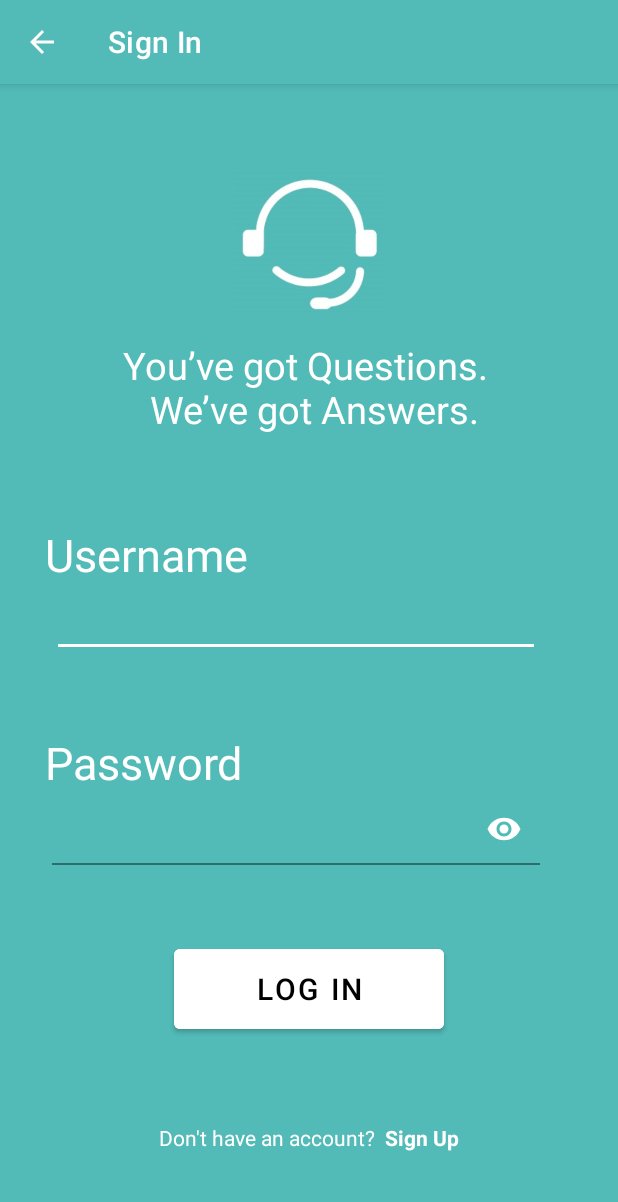
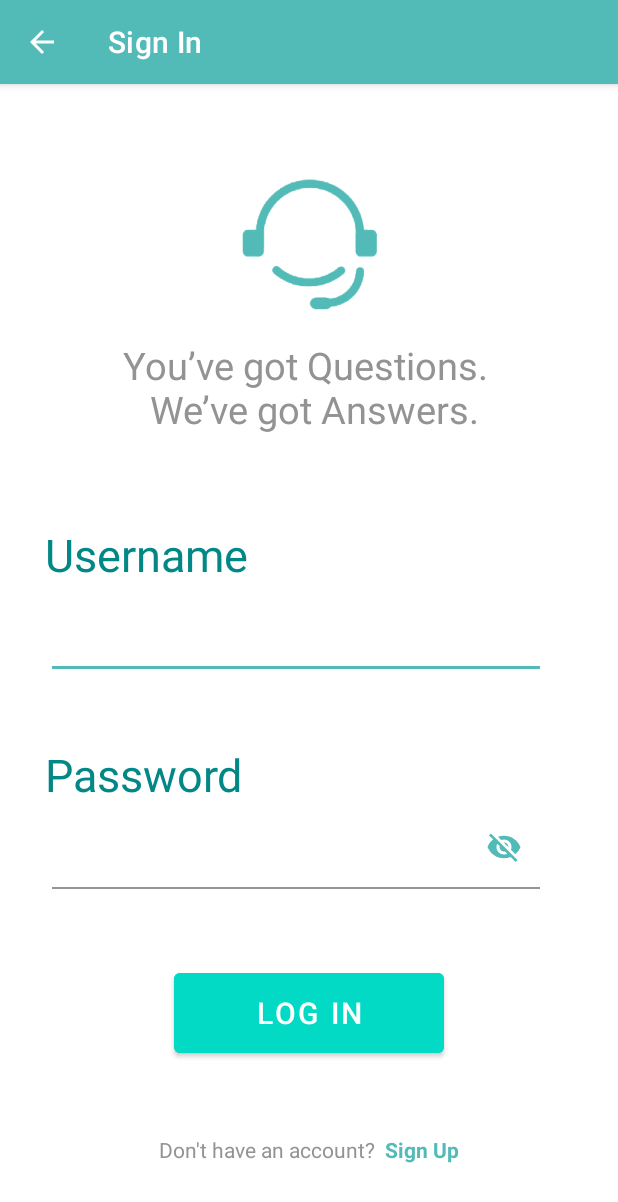
Before and after one commit to michaelchen27/UseIt, an Android app: the SignInActivity screen opened directly, with no data from a screen before it, on a phone screen of 412 x 824 dp. Shown: the top 1202 px of the screen. Run offline under Robolectric (Android 15) with nearby library versions, the phone set to English and light mode, and no system bars.

Commit message:
login page username edit text modified

```diff
--- a/app/src/main/java/umn/useit/SignInActivity.java
+++ b/app/src/main/java/umn/useit/SignInActivity.java
@@ -10,6 +10,8 @@ import android.widget.ProgressBar;
 import android.widget.TextView;
 
 import androidx.appcompat.app.AppCompatActivity;
+
+import com.google.android.material.textfield.TextInputEditText;
 
 import java.util.Objects;
 
--- a/app/src/main/res/layout/activity_main.xml
+++ b/app/src/main/res/layout/activity_main.xml
@@ -9,8 +9,8 @@
 
     <ImageView
         android:id="@+id/logo"
-        android:layout_width="180dp"
-        android:layout_height="180dp"
+        android:layout_width="120dp"
+        android:layout_height="120dp"
         android:src="@drawable/logo"
         app:layout_constraintBottom_toBottomOf="parent"
         app:layout_constraintHorizontal_bias="0.497"
--- a/app/src/main/res/layout/activity_signin.xml
+++ b/app/src/main/res/layout/activity_signin.xml
@@ -4,14 +4,14 @@
     xmlns:app="http://schemas.android.com/apk/res-auto"
     android:layout_width="match_parent"
     android:layout_height="match_parent"
-    android:background="@color/teal">
+    android:background="@color/white">
 
 
     <ImageView
         android:id="@+id/logo"
         android:layout_width="100dp"
         android:layout_height="130dp"
-        android:src="@drawable/logo"
+        android:src="@drawable/logo_invert"
         app:layout_constraintLeft_toLeftOf="parent"
         app:layout_constraintRight_toRightOf="parent"
         app:layout_constraintTop_toTopOf="parent"
@@ -27,7 +27,7 @@
         app:layout_constraintTop_toBottomOf="@id/logo"
         android:text="You’ve got Questions. \n We’ve got Answers."
         android:textSize="25dp"
-        android:textColor="@color/white"
+        android:textColor="@color/light_grey"
         android:gravity="center"/>
 
     <TextView
@@ -48,22 +48,28 @@
         app:layout_constraintLeft_toLeftOf="parent" android:layout_marginStart="30dp"
         app:layout_constraintTop_toBottomOf="@id/errormsg" android:layout_marginTop="20dp"
         android:text="Username"
-        android:textColor="@color/white"
+        android:textColor="@color/teal_700"
         android:textSize="30sp"
         android:labelFor="@id/username"/>
 
-    <EditText
+
+    <com.google.android.material.textfield.TextInputLayout
         android:id="@+id/username"
         android:layout_width="325dp"
         android:layout_height="wrap_content"
         app:layout_constraintLeft_toLeftOf="parent"
-        app:layout_constraintRight_toRightOf="parent" android:layout_marginEnd="17dp"
+        app:layout_constraintRight_toRightOf="parent"
         app:layout_constraintTop_toBottomOf="@id/username_label"
-        android:textColor="@color/white"
+        android:layout_marginEnd="17dp"
+        android:textColor="@color/black"
         android:textSize="20sp"
-        android:inputType="text"
-        android:autofillHints="username"
-        android:theme="@style/EditTextTheme"/>
+        app:boxBackgroundColor="@color/transparent"
+        app:boxStrokeColor="@color/teal">
+
+        <com.google.android.material.textfield.TextInputEditText
+            android:layout_width="match_parent"
+            android:layout_height="wrap_content" />
+    </com.google.android.material.textfield.TextInputLayout>
 
     <TextView
         android:id="@+id/password_label"
@@ -72,47 +78,41 @@
         app:layout_constraintLeft_toLeftOf="parent" android:layout_marginStart="30dp"
         app:layout_constraintTop_toBottomOf="@id/username" android:layout_marginTop="50dp"
         android:text="Password"
-        android:textColor="@color/white"
+        android:textColor="@color/teal_700"
         android:textSize="30sp"
         android:labelFor="@id/password"/>
 
     <com.google.android.material.textfield.TextInputLayout
-        android:id="@+id/password2"
+        android:id="@+id/password"
         android:layout_width="325dp"
         android:layout_height="wrap_content"
         app:layout_constraintLeft_toLeftOf="parent"
         app:layout_constraintRight_toRightOf="parent"
         app:layout_constraintTop_toBottomOf="@id/password_label"
         android:layout_marginEnd="17dp"
+        android:textColor="@color/black"
+        android:textSize="20sp"
+        app:boxBackgroundColor="@color/transparent"
+        app:boxStrokeColor="@color/teal"
         app:passwordToggleEnabled="true"
-        app:passwordToggleTint="@color/white"
-        app:boxStrokeColor="@color/white">
+        app:passwordToggleTint="@color/teal"
+        android:inputType="textPassword">
 
-        <EditText
-            android:id="@+id/password"
-            android:layout_width="325dp"
-            android:layout_height="wrap_content"
-            app:layout_constraintLeft_toLeftOf="parent"
-            app:layout_constraintRight_toRightOf="parent" android:layout_marginEnd="17dp"
-            app:layout_constraintTop_toBottomOf="@id/password_label"
-            android:textColor="@color/white"
-            android:background="@color/teal"
-            android:textSize="20sp"
-            android:inputType="textPassword"
-            android:autofillHints="password"
-            android:theme="@style/EditTextTheme"/>
+        <com.google.android.material.textfield.TextInputEditText
+            android:layout_width="match_parent"
+            android:layout_height="wrap_content" />
     </com.google.android.material.textfield.TextInputLayout>
 
     <Button android:id="@+id/login_button"
         android:layout_height="65dp" android:layout_width="180dp"
         android:text="LOG IN"
-        app:layout_constraintTop_toBottomOf="@id/password2" android:layout_marginTop="50dp"
+        app:layout_constraintTop_toBottomOf="@id/password" android:layout_marginTop="50dp"
         app:layout_constraintLeft_toLeftOf="parent"
         app:layout_constraintRight_toRightOf="parent"
         android:textSize="20sp"
-        android:textColor="@color/black"
+        android:textColor="@color/white"
         android:padding="10dp"
-        android:backgroundTint="@color/white"/>
+        android:backgroundTint="@color/teal_200"/>
 
     <LinearLayout
         android:id="@+id/sign_up_prompt"
@@ -129,7 +129,7 @@
             android:layout_width="wrap_content"
             android:layout_height="wrap_content"
             android:text="Don't have an account?"
-            android:textColor="@color/white"
+            android:textColor="@color/light_grey"
             android:textSize="14dp"/>
 
         <TextView
@@ -137,7 +137,7 @@
             android:layout_width="wrap_content"
             android:layout_height="wrap_content"
             android:text="  Sign Up"
-            android:textColor="@color/white"
+            android:textColor="@color/teal"
             android:textStyle="bold"
             android:textSize="14dp"
             android:clickable="true"
--- a/app/src/main/res/values-night/themes.xml
+++ b/app/src/main/res/values-night/themes.xml
@@ -13,10 +13,4 @@
         <item name="android:statusBarColor" tools:targetApi="l">?attr/colorPrimaryVariant</item>
         <!-- Customize your theme here. -->
     </style>
-
-    <style name="EditTextTheme" parent="Theme.AppCompat.Light.DarkActionBar">
-        <item name="colorControlNormal">@color/black</item>
-        <item name="colorControlActivated">@color/white</item>
-        <item name="colorControlHighlight">@color/white</item>
-    </style>
 </resources>
--- a/app/src/main/res/values/colors.xml
+++ b/app/src/main/res/values/colors.xml
@@ -8,5 +8,7 @@
     <color name="black">#FF000000</color>
     <color name="white">#FFFFFFFF</color>
     <color name="teal">#52BAB7</color>
+    <color name="light_grey">#939393</color>
+    <color name="transparent">#00000000</color>
 
 </resources>
--- a/app/src/main/res/values/themes.xml
+++ b/app/src/main/res/values/themes.xml
@@ -13,10 +13,4 @@
         <item name="android:statusBarColor" tools:targetApi="l">?attr/colorPrimaryVariant</item>
         <!-- Customize your theme here. -->
     </style>
-
-    <style name="EditTextTheme" parent="Theme.AppCompat.Light.DarkActionBar">
-        <item name="colorControlNormal">@color/black</item>
-        <item name="colorControlActivated">@color/white </item>
-        <item name="colorControlHighlight">@color/white</item>
-    </style>
 </resources>
```
Also changed, not shown: app/src/main/res/drawable/logo_invert.png (added).
